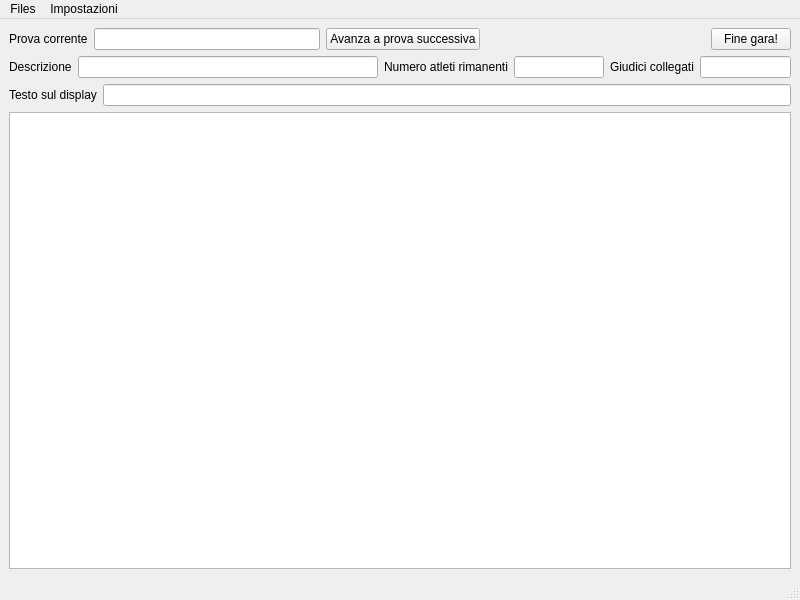
nferruzzi/giudice-server, file ui/mainwindow.ui: the form before one commit.
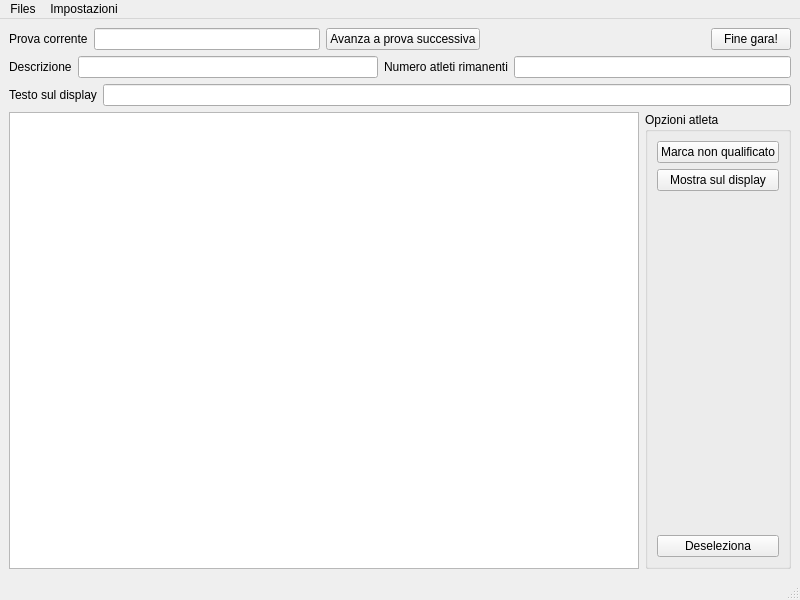
The form after the commit.

Commit message: Skin tableview

The edit to the form file:
```diff
--- a/ui/mainwindow.ui
+++ b/ui/mainwindow.ui
@@ -14,7 +14,7 @@
    <string>Giudice di gara v1.0</string>
   </property>
   <widget class="QWidget" name="centralwidget">
-   <layout class="QVBoxLayout" name="verticalLayout">
+   <layout class="QVBoxLayout" name="verticalLayout_3">
     <item>
      <layout class="QHBoxLayout" name="horizontalLayout">
       <item>
@@ -99,20 +99,6 @@
         </property>
        </widget>
       </item>
-      <item>
-       <widget class="QLabel" name="label_4">
-        <property name="text">
-         <string>Giudici collegati</string>
-        </property>
-       </widget>
-      </item>
-      <item>
-       <widget class="QLineEdit" name="judgesCounter">
-        <property name="readOnly">
-         <bool>true</bool>
-        </property>
-       </widget>
-      </item>
      </layout>
     </item>
     <item>
@@ -140,7 +126,58 @@
      </layout>
     </item>
     <item>
-     <widget class="QTableView" name="tableView"/>
+     <layout class="QHBoxLayout" name="horizontalLayout_4">
+      <item>
+       <widget class="QTableView" name="tableView"/>
+      </item>
+      <item>
+       <widget class="QGroupBox" name="groupBox">
+        <property name="title">
+         <string>Opzioni atleta</string>
+        </property>
+        <layout class="QVBoxLayout" name="verticalLayout_2">
+         <item>
+          <layout class="QVBoxLayout" name="verticalLayout">
+           <item>
+            <widget class="QPushButton" name="pushButton">
+             <property name="text">
+              <string>Marca non qualificato</string>
+             </property>
+            </widget>
+           </item>
+           <item>
+            <widget class="QPushButton" name="pushButton_2">
+             <property name="text">
+              <string>Mostra sul display</string>
+             </property>
+            </widget>
+           </item>
+           <item>
+            <spacer name="verticalSpacer">
+             <property name="orientation">
+              <enum>Qt::Vertical</enum>
+             </property>
+             <property name="sizeHint" stdset="0">
+              <size>
+               <width>20</width>
+               <height>40</height>
+              </size>
+             </property>
+            </spacer>
+           </item>
+           <item>
+            <widget class="QPushButton" name="pushButton_3">
+             <property name="text">
+              <string>Deseleziona</string>
+             </property>
+            </widget>
+           </item>
+          </layout>
+         </item>
+        </layout>
+       </widget>
+      </item>
+     </layout>
     </item>
    </layout>
   </widget>
```
The commit also changes 2 other files.
